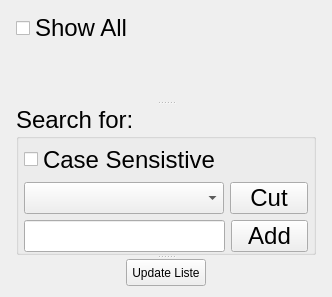
The window that ui_forms/selectoptions.ui (parisolab/mathmod) describes before a commit, drawn with Qt 5.
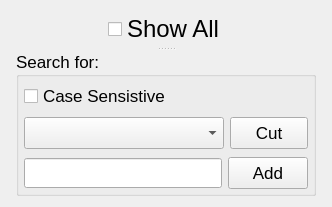
The same window after the commit.

The edit to the form file:
```diff
--- a/ui_forms/selectoptions.ui
+++ b/ui_forms/selectoptions.ui
@@ -7,11 +7,11 @@
     <x>0</x>
     <y>0</y>
     <width>332</width>
-    <height>297</height>
+    <height>207</height>
    </rect>
   </property>
   <property name="sizePolicy">
-   <sizepolicy hsizetype="Fixed" vsizetype="Fixed">
+   <sizepolicy hsizetype="MinimumExpanding" vsizetype="MinimumExpanding">
     <horstretch>0</horstretch>
     <verstretch>0</verstretch>
    </sizepolicy>
@@ -26,7 +26,20 @@
       <enum>Qt::Vertical</enum>
      </property>
      <widget class="QWidget" name="layoutWidget">
-      <layout class="QVBoxLayout" name="verticalLayout">
+      <layout class="QHBoxLayout" name="horizontalLayout_4">
+       <item>
+        <spacer name="horizontalSpacer_3">
+         <property name="orientation">
+          <enum>Qt::Horizontal</enum>
+         </property>
+         <property name="sizeHint" stdset="0">
+          <size>
+           <width>40</width>
+           <height>20</height>
+          </size>
+         </property>
+        </spacer>
+       </item>
        <item>
         <widget class="QCheckBox" name="ShowAllcheckBox">
          <property name="font">
@@ -46,14 +59,14 @@
         </widget>
        </item>
        <item>
-        <spacer name="verticalSpacer">
+        <spacer name="horizontalSpacer_4">
          <property name="orientation">
-          <enum>Qt::Vertical</enum>
+          <enum>Qt::Horizontal</enum>
          </property>
          <property name="sizeHint" stdset="0">
           <size>
-           <width>20</width>
-           <height>40</height>
+           <width>40</width>
+           <height>20</height>
           </size>
          </property>
         </spacer>
@@ -69,7 +82,7 @@
       </property>
       <property name="font">
        <font>
-        <pointsize>18</pointsize>
+        <pointsize>13</pointsize>
        </font>
       </property>
       <property name="title">
@@ -94,14 +107,40 @@
        <property name="bottomMargin">
         <number>0</number>
        </property>
-       <item row="0" column="0">
-        <widget class="QCheckBox" name="CaseSensitiveCheckBox">
-         <property name="text">
-          <string>Case Sensistive</string>
-         </property>
-        </widget>
+       <item row="3" column="0">
+        <layout class="QHBoxLayout" name="horizontalLayout_2">
+         <item>
+          <widget class="QLineEdit" name="StringlineEdit">
+           <property name="minimumSize">
+            <size>
+             <width>0</width>
+             <height>30</height>
+            </size>
+           </property>
+          </widget>
+         </item>
+         <item>
+          <widget class="QPushButton" name="addpushButton">
+           <property name="sizePolicy">
+            <sizepolicy hsizetype="Fixed" vsizetype="Fixed">
+             <horstretch>0</horstretch>
+             <verstretch>0</verstretch>
+            </sizepolicy>
+           </property>
+           <property name="minimumSize">
+            <size>
+             <width>77</width>
+             <height>32</height>
+            </size>
+           </property>
+           <property name="text">
+            <string>Add</string>
+           </property>
+          </widget>
+         </item>
+        </layout>
        </item>
-       <item row="1" column="0">
+       <item row="2" column="0">
         <layout class="QHBoxLayout" name="horizontalLayout">
          <property name="spacing">
           <number>-1</number>
@@ -158,88 +197,13 @@
          </item>
         </layout>
        </item>
-       <item row="2" column="0">
-        <layout class="QHBoxLayout" name="horizontalLayout_2">
-         <item>
-          <widget class="QLineEdit" name="StringlineEdit">
-           <property name="minimumSize">
-            <size>
-             <width>0</width>
-             <height>30</height>
-            </size>
-           </property>
-          </widget>
-         </item>
-         <item>
-          <widget class="QPushButton" name="addpushButton">
-           <property name="sizePolicy">
-            <sizepolicy hsizetype="Fixed" vsizetype="Fixed">
-             <horstretch>0</horstretch>
-             <verstretch>0</verstretch>
-            </sizepolicy>
-           </property>
-           <property name="minimumSize">
-            <size>
-             <width>77</width>
-             <height>32</height>
-            </size>
-           </property>
-           <property name="text">
-            <string>Add</string>
-           </property>
-          </widget>
-         </item>
-        </layout>
-       </item>
-      </layout>
-     </widget>
-     <widget class="QWidget" name="layoutWidget">
-      <layout class="QHBoxLayout" name="horizontalLayout_3">
-       <item>
-        <spacer name="horizontalSpacer">
-         <property name="orientation">
-          <enum>Qt::Horizontal</enum>
-         </property>
-         <property name="sizeHint" stdset="0">
-          <size>
-           <width>40</width>
-           <height>20</height>
-          </size>
-         </property>
-        </spacer>
-       </item>
-       <item>
-        <widget class="QPushButton" name="SelectpushButton">
-         <property name="sizePolicy">
-          <sizepolicy hsizetype="Fixed" vsizetype="Fixed">
-           <horstretch>0</horstretch>
-           <verstretch>0</verstretch>
-          </sizepolicy>
-         </property>
-         <property name="maximumSize">
-          <size>
-           <width>120</width>
-           <height>35</height>
-          </size>
-         </property>
+       <item row="1" column="0">
+        <widget class="QCheckBox" name="CaseSensitiveCheckBox">
          <property name="text">
-          <string>Update Liste</string>
+          <string>Case Sensistive</string>
          </property>
         </widget>
        </item>
-       <item>
-        <spacer name="horizontalSpacer_2">
-         <property name="orientation">
-          <enum>Qt::Horizontal</enum>
-         </property>
-         <property name="sizeHint" stdset="0">
-          <size>
-           <width>40</width>
-           <height>20</height>
-          </size>
-         </property>
-        </spacer>
-       </item>
       </layout>
      </widget>
     </widget>
```
